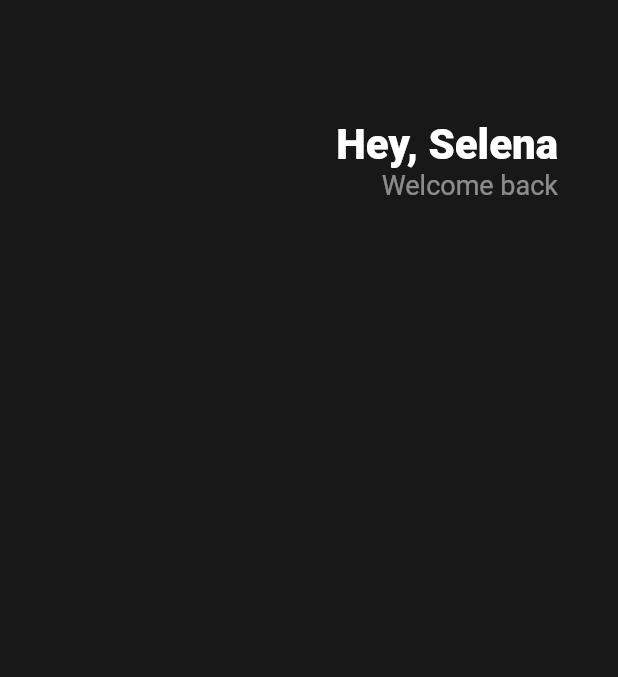
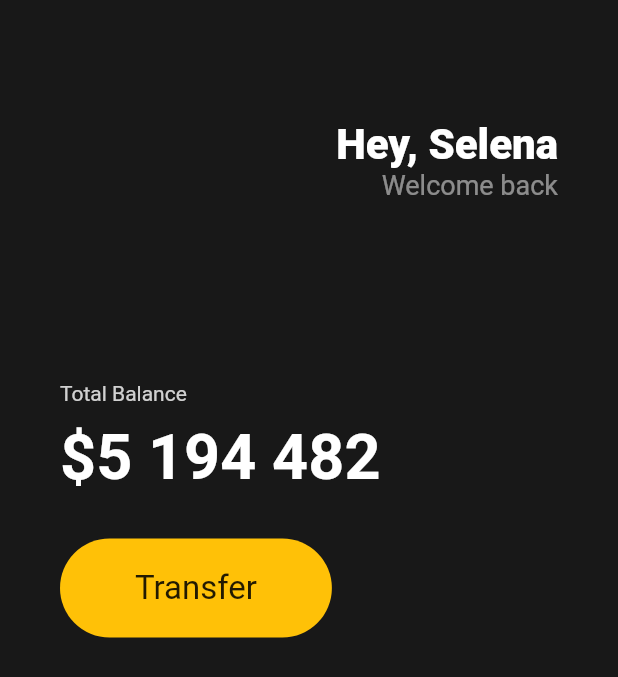
Before and after one commit to happy789515/toonflix, a Flutter app: the screen it shows after launch, on a phone screen of 412 x 824 dp. Shown: the top 677 px of the screen. Run offline on Flutter 3.47's test engine with Material 2 defaults, Android fonts, the phone set to English and light mode, and no system bars.

Commit message:
Buttons Section

```diff
--- a/lib/main.dart
+++ b/lib/main.dart
@@ -15,6 +15,7 @@ class App extends StatelessWidget {
           body: Padding(
             padding: EdgeInsets.symmetric(horizontal: 40),
             child: Column(
+              crossAxisAlignment: CrossAxisAlignment.start,
               children: [
                 SizedBox(
                   height: 80,
@@ -33,12 +34,59 @@ class App extends StatelessWidget {
                             fontWeight: FontWeight.w800,
                           ),
                         ),
-                        Text('Welcome back',
-                            style: TextStyle(
-                                color: Colors.white.withOpacity(0.5),
-                                fontSize: 18)),
+                        Text(
+                          'Welcome back',
+                          style: TextStyle(
+                            color: Colors.white.withOpacity(0.5),
+                            fontSize: 18,
+                          ),
+                        ),
                       ],
                     )
+                  ],
+                ),
+                SizedBox(
+                  height: 120,
+                ),
+                Text(
+                  'Total Balance',
+                  style: TextStyle(
+                    color: Colors.white.withOpacity(0.8),
+                  ),
+                ),
+                SizedBox(
+                  height: 10,
+                ),
+                Text(
+                  '\$5 194 482',
+                  style: TextStyle(
+                    fontSize: 42,
+                    color: Colors.white,
+                    fontWeight: FontWeight.w600,
+                  ),
+                ),
+                SizedBox(
+                  height: 30,
+                ),
+                Row(
+                  children: [
+                    Container(
+                      decoration: BoxDecoration(
+                        color: Colors.amber,
+                        borderRadius: BorderRadius.circular(45),
+                      ),
+                      child: Padding(
+                          padding: EdgeInsets.symmetric(
+                            vertical: 20,
+                            horizontal: 50,
+                          ),
+                          child: Text(
+                            'Transfer',
+                            style: TextStyle(
+                              fontSize: 22,
+                            ),
+                          )),
+                    ),
                   ],
                 )
               ],
```
